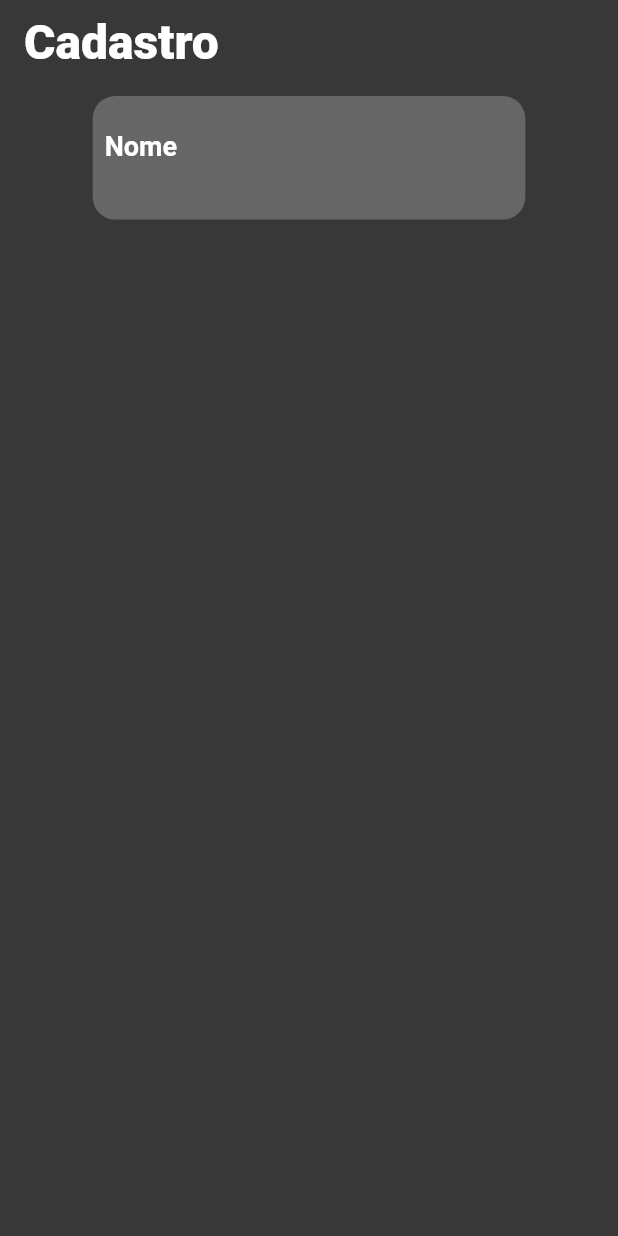
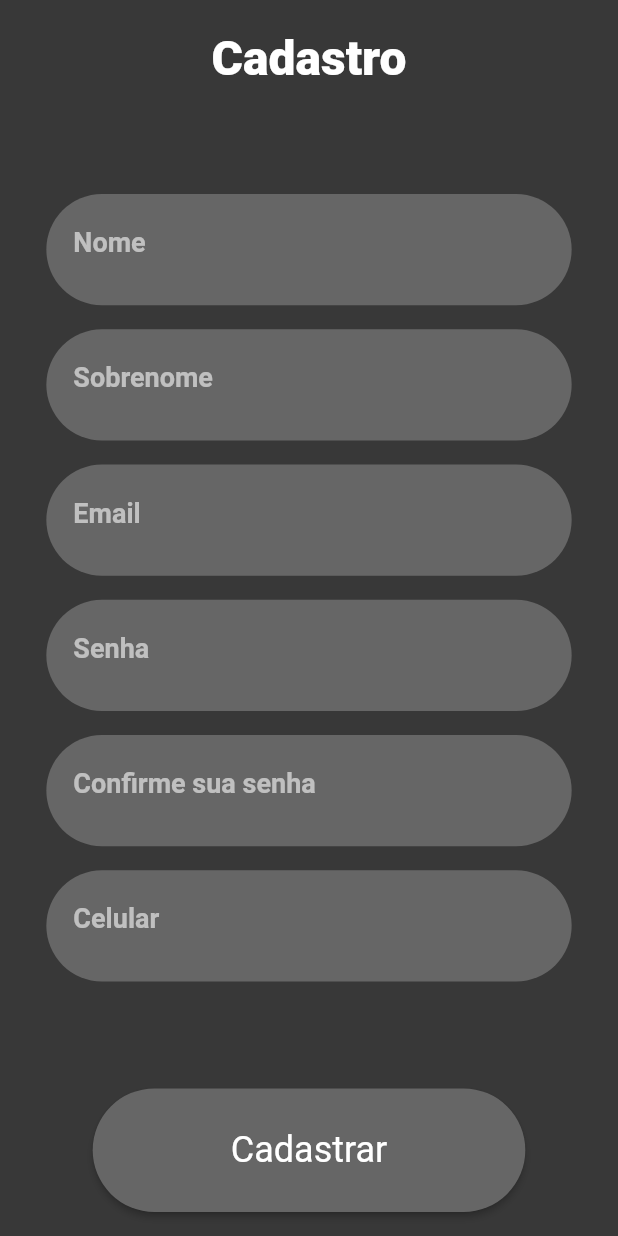
Before and after one commit to Gabriel-Campos-Marques/agendador, a Flutter app: the Cadastro screen opened by its route, on a phone screen of 412 x 824 dp. Run offline on Flutter 3.47's test engine with Material 2 defaults, Android fonts, the phone set to English and light mode, and no system bars; our stand-ins replace go_router, google_fonts, table_calendar.

Commit message:
Criação da tela de cadastro

```diff
--- a/lib/Screen/Login/cadastro.dart
+++ /dev/null
@@ -1,54 +0,0 @@
-import 'package:agendador/theme/app_theme.dart';
-import 'package:flutter/material.dart';
-
-final AppTheme _appTheme = AppTheme();
-
-class Cadastro extends StatelessWidget {
-  const Cadastro({super.key});
-
-  @override
-  Widget build(BuildContext context) {
-    return LayoutBuilder(builder: (context, constraints) {
-      return Scaffold(
-        appBar: AppBar(
-          title: Text(
-            'Cadastro',
-            style: _appTheme.textoPadraoAppBar,
-          ),
-        ),
-        body: Container(
-          color: _appTheme.primary,
-          height: constraints.maxHeight,
-          width: constraints.maxWidth,
-          child: SingleChildScrollView(
-            child: Column(
-              children: [
-                Padding(
-                  padding: const EdgeInsets.all(8.0),
-                  child: Container(
-                    height: constraints.maxHeight * .1,
-                    width: constraints.maxWidth * .7,
-                    decoration: BoxDecoration(
-                      borderRadius: BorderRadius.circular(15),
-                      color: _appTheme.tertiary,
-                    ),
-                    child: Padding(
-                      padding: const EdgeInsets.only(left: 8.0),
-                      child: TextFormField(
-                        style: _appTheme.textoFormField,
-                        showCursor: false,
-                        decoration: InputDecoration(
-                            label: Text('Nome', style: _appTheme.textoLabel),
-                            border: InputBorder.none),
-                      ),
-                    ),
-                  ),
-                )
-              ],
-            ),
-          ),
-        ),
-      );
-    });
-  }
-}
--- /dev/null
+++ b/lib/Screen/Login/cadastro_empresa.dart
@@ -0,0 +1,162 @@
+import 'package:agendador/theme/app_theme.dart';
+import 'package:flutter/material.dart';
+
+final AppTheme _appTheme = AppTheme();
+
+class Cadastro extends StatelessWidget {
+  const Cadastro({super.key});
+
+  @override
+  Widget build(BuildContext context) {
+    return LayoutBuilder(
+      builder: (context, constraints) {
+        return Scaffold(
+          appBar: AppBar(
+            title: Text(
+              'Cadastro',
+              style: _appTheme.textoPadraoAppBar,
+            ),
+          ),
+          body: Container(
+            height: constraints.maxHeight,
+            width: constraints.maxWidth,
+            color: _appTheme.primary,
+            child: Column(
+              children: [
+                Formulario(
+                  heigth: constraints.maxHeight,
+                  width: constraints.maxWidth,
+                ),
+                Cadastrar(
+                  heigth: constraints.maxHeight,
+                  width: constraints.maxWidth,
+                )
+              ],
+            ),
+          ),
+        );
+      },
+    );
+  }
+}
+
+class Formulario extends StatelessWidget {
+  const Formulario({
+    Key? key,
+    required this.heigth,
+    required this.width,
+  }) : super(key: key);
+
+  final double heigth;
+  final double width;
+  @override
+  Widget build(BuildContext context) {
+    return Column(
+      children: [
+        TextInput(
+          label: 'Nome',
+          heigth: heigth,
+          width: width,
+        ),
+        TextInput(
+          label: 'Sobrenome',
+          heigth: heigth,
+          width: width,
+        ),
+        TextInput(
+          label: 'Sobrenome',
+          heigth: heigth,
+          width: width,
+        ),
+        TextInput(
+          label: 'Sobrenome',
+          heigth: heigth,
+          width: width,
+        ),
+        TextInput(
+          label: 'Sobrenome',
+          heigth: heigth,
+          width: width,
+        ),
+        TextInput(
+          label: 'Sobrenome',
+          heigth: heigth,
+          width: width,
+        ),
+      ],
+    );
+  }
+}
+
+class TextInput extends StatelessWidget {
+  const TextInput({
+    Key? key,
+    required this.heigth,
+    required this.width,
+    required this.label,
+  }) : super(key: key);
+
+  final double heigth;
+  final double width;
+  final String label;
+
+  @override
+  Widget build(BuildContext context) {
+    return Padding(
+      padding: const EdgeInsets.all(8.0),
+      child: Container(
+        height: heigth * .09,
+        width: width * .85,
+        decoration: BoxDecoration(
+          color: _appTheme.tertiary,
+          borderRadius: BorderRadius.circular(45),
+        ),
+        child: Padding(
+          padding: const EdgeInsets.only(left: 18.0),
+          child: TextFormField(
+            style: _appTheme.textoFormField,
+            decoration: InputDecoration(
+              label: Text(label),
+              labelStyle: _appTheme.textoLabel,
+              border: InputBorder.none,
+            ),
+          ),
+        ),
+      ),
+    );
+  }
+}
+
+class Cadastrar extends StatelessWidget {
+  const Cadastrar({
+    Key? key,
+    required this.heigth,
+    required this.width,
+  }) : super(key: key);
+
+  final double heigth;
+  final double width;
+
+  @override
+  Widget build(BuildContext context) {
+    return SizedBox(
+      height: heigth * .1,
+      width: width * .7,
+      child: ElevatedButton(
+        style: ButtonStyle(
+          backgroundColor: MaterialStateProperty.all(_appTheme.tertiary),
+          shape: MaterialStateProperty.all(
+            RoundedRectangleBorder(
+              borderRadius: BorderRadius.circular(45),
+            ),
+          ),
+        ),
+        onPressed: () {},
+        child: Text(
+          'Cadastrar',
+          style: _appTheme.textoBotoes,
+        ),
+      ),
+    );
+  }
+}
--- /dev/null
+++ b/lib/Screen/Login/cadastro_usuario.dart
@@ -0,0 +1,186 @@
+import 'package:agendador/theme/app_theme.dart';
+import 'package:flutter/material.dart';
+
+final AppTheme _appTheme = AppTheme();
+
+class Cadastro extends StatelessWidget {
+  const Cadastro({super.key});
+
+  @override
+  Widget build(BuildContext context) {
+    return LayoutBuilder(
+      builder: (context, constraints) {
+        return Scaffold(
+          // appBar: AppBar(
+          //   title: Text(
+          //     'Cadastro',
+          //     style: _appTheme.textoPadraoAppBar,
+          //   ),
+          // ),
+          body: SingleChildScrollView(
+            child: Container(
+              height: constraints.maxHeight,
+              width: constraints.maxWidth,
+              color: _appTheme.primary,
+              child: Column(
+                mainAxisAlignment: MainAxisAlignment.spaceBetween,
+                children: [
+                  Padding(
+                    padding: const EdgeInsets.only(top: 20.0),
+                    child: Center(
+                      child: Text(
+                        'Cadastro',
+                        style: _appTheme.textoPadraoAppBar,
+                      ),
+                    ),
+                  ),
+                  Formulario(
+                    heigth: constraints.maxHeight,
+                    width: constraints.maxWidth,
+                  ),
+                  Padding(
+                    padding: const EdgeInsets.only(bottom: 16.0),
+                    child: Cadastrar(
+                      heigth: constraints.maxHeight,
+                      width: constraints.maxWidth,
+                    ),
+                  )
+                ],
+              ),
+            ),
+          ),
+        );
+      },
+    );
+  }
+}
+
+class Formulario extends StatelessWidget {
+  const Formulario({
+    Key? key,
+    required this.heigth,
+    required this.width,
+  }) : super(key: key);
+
+  final double heigth;
+  final double width;
+  @override
+  Widget build(BuildContext context) {
+    return Column(
+      children: [
+        TextInput(
+          label: 'Nome',
+          heigth: heigth,
+          width: width,
+          keyBoardType: TextInputType.name,
+        ),
+        TextInput(
+          label: 'Sobrenome',
+          heigth: heigth,
+          width: width,
+          keyBoardType: TextInputType.name,
+        ),
+        TextInput(
+          label: 'Email',
+          heigth: heigth,
+          width: width,
+          keyBoardType: TextInputType.emailAddress,
+        ),
+        TextInput(
+          label: 'Senha',
+          heigth: heigth,
+          width: width,
+          keyBoardType: TextInputType.text,
+        ),
+        TextInput(
+          label: 'Confirme sua senha',
+          heigth: heigth,
+          width: width,
+          keyBoardType: TextInputType.text,
+        ),
+        TextInput(
+          label: 'Celular',
+          heigth: heigth,
+          width: width,
+          keyBoardType: TextInputType.multiline,
+        ),
+      ],
+    );
+  }
+}
+
+class TextInput extends StatelessWidget {
+  const TextInput({
+    Key? key,
+    required this.heigth,
+    required this.width,
+    required this.label,
+    required this.keyBoardType,
+  }) : super(key: key);
+
+  final double heigth;
+  final double width;
+  final String label;
+  final TextInputType keyBoardType;
+
+  @override
+  Widget build(BuildContext context) {
+    return Padding(
+      padding: const EdgeInsets.all(8.0),
+      child: Container(
+        height: heigth * .09,
+        width: width * .85,
+        decoration: BoxDecoration(
+          color: _appTheme.tertiary,
+          borderRadius: BorderRadius.circular(45),
+        ),
+        child: Padding(
+          padding: const EdgeInsets.only(left: 18.0),
+          child: TextFormField(
+            keyboardType: keyBoardType,
+            style: _appTheme.textoFormField,
+            decoration: InputDecoration(
+              label: Text(label),
+              labelStyle: _appTheme.textoLabel,
+              border: InputBorder.none,
+            ),
+          ),
+        ),
+      ),
+    );
+  }
+}
+
+class Cadastrar extends StatelessWidget {
+  const Cadastrar({
+    Key? key,
+    required this.heigth,
+    required this.width,
+  }) : super(key: key);
+
+  final double heigth;
+  final double width;
+
+  @override
+  Widget build(BuildContext context) {
+    return SizedBox(
+      height: heigth * .1,
+      width: width * .7,
+      child: ElevatedButton(
+        style: ButtonStyle(
+          backgroundColor: MaterialStateProperty.all(_appTheme.tertiary),
+          shape: MaterialStateProperty.all(
+            RoundedRectangleBorder(
+              borderRadius: BorderRadius.circular(45),
+            ),
+          ),
+        ),
+        onPressed: () {},
+        child: Text(
+          'Cadastrar',
+          style: _appTheme.textoBotoes,
+        ),
+      ),
+    );
+  }
+}
--- a/lib/Screen/Login/login.dart
+++ b/lib/Screen/Login/login.dart
@@ -22,12 +22,17 @@ class Login extends StatelessWidget {
                 mainAxisAlignment: MainAxisAlignment.spaceBetween,
                 children: [
                   Padding(
-                    padding: const EdgeInsets.only(top: 36.0),
+                    padding: const EdgeInsets.only(top: 64.0),
                     child: Container(
                       height: 200,
                       width: 200,
                       decoration: BoxDecoration(
-                          shape: BoxShape.circle, color: _appTheme.secondary),
+                        shape: BoxShape.circle,
+                        color: _appTheme.secondary,
+                        image: const DecorationImage(
+                          image: AssetImage('images/logo.jpg'),
+                        ),
+                      ),
                     ),
                   ),
                   LoginPassword(
@@ -135,10 +140,8 @@ class LoginPassword extends StatelessWidget {
               showCursor: false,
               style: _appTheme.textoFormField,
               decoration: InputDecoration(
-                floatingLabelAlignment: FloatingLabelAlignment.start,
-                floatingLabelStyle:
-                    TextStyle(fontSize: 20, color: _appTheme.primary),
                 label: const Text('Login'),
+                labelStyle: _appTheme.textoLabel,
                 border: InputBorder.none,
               ),
             ),
@@ -159,9 +162,7 @@ class LoginPassword extends StatelessWidget {
                 showCursor: false,
                 style: _appTheme.textoFormField,
                 decoration: InputDecoration(
-                  floatingLabelAlignment: FloatingLabelAlignment.start,
-                  floatingLabelStyle:
-                      TextStyle(fontSize: 20, color: _appTheme.primary),
+                  labelStyle: _appTheme.textoLabel,
                   label: const Text('Senha'),
                   border: InputBorder.none,
                 ),
--- a/lib/router/app_router.dart
+++ b/lib/router/app_router.dart
@@ -1,4 +1,4 @@
-import 'package:agendador/Screen/Login/cadastro.dart';
+import 'package:agendador/Screen/Login/cadastro_usuario.dart';
 import 'package:agendador/Screen/empresa.dart';
 import 'package:agendador/Screen/favoritos.dart';
 import 'package:agendador/Screen/home_screen.dart';
@@ -8,7 +8,7 @@ import 'package:agendador/Screen/reserva_empresa_seleciona_servico.dart';
 import 'package:go_router/go_router.dart';
 
 final routes = GoRouter(
-  initialLocation: '/Login',
+  initialLocation: '/login',
   routes: [
     GoRoute(
       path: '/',
@@ -32,7 +32,7 @@ final routes = GoRouter(
     ),
     GoRoute(
       path: '/favoritos/empresa/reserva_empresa_seleciona_servico',
-      builder: (context, state) => SelecionaServico(),
+      builder: (context, state) => const SelecionaServico(),
     ),
     GoRoute(
         path: '/favoritos/empresa/reserva_empresa_seleciona_dia',
--- a/lib/theme/app_theme.dart
+++ b/lib/theme/app_theme.dart
@@ -11,9 +11,7 @@ class AppTheme {
 
   //Text
   TextStyle textoPadraoAppBar = GoogleFonts.roboto(
-    fontSize: 32,
-    fontWeight: FontWeight.w900,
-  );
+      fontSize: 32, fontWeight: FontWeight.w900, color: Colors.white);
 
   TextStyle textoServicos = GoogleFonts.roboto(
     fontSize: 28,
@@ -24,7 +22,7 @@ class AppTheme {
   TextStyle textoLabel = GoogleFonts.roboto(
     fontSize: 18,
     fontWeight: FontWeight.w600,
-    color: Colors.white,
+    color: const Color.fromARGB(150, 255, 255, 255),
   );
 
   TextStyle textoFormField = GoogleFonts.roboto(
```
Also changed, not shown: images/logo.jpg (added).
